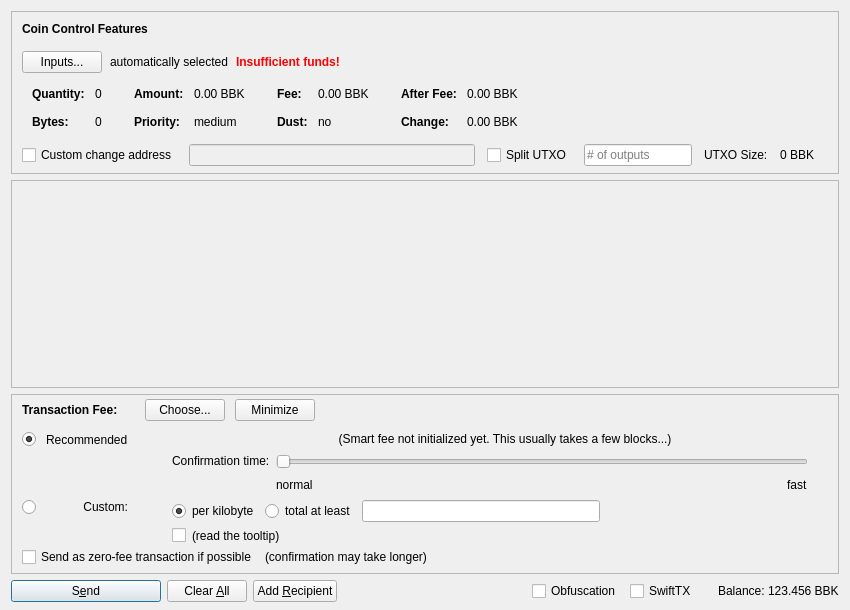
Qt form src/qt/forms/sendcoinsdialog.ui (BitBlocksProject/BitBlocks) before a commit.
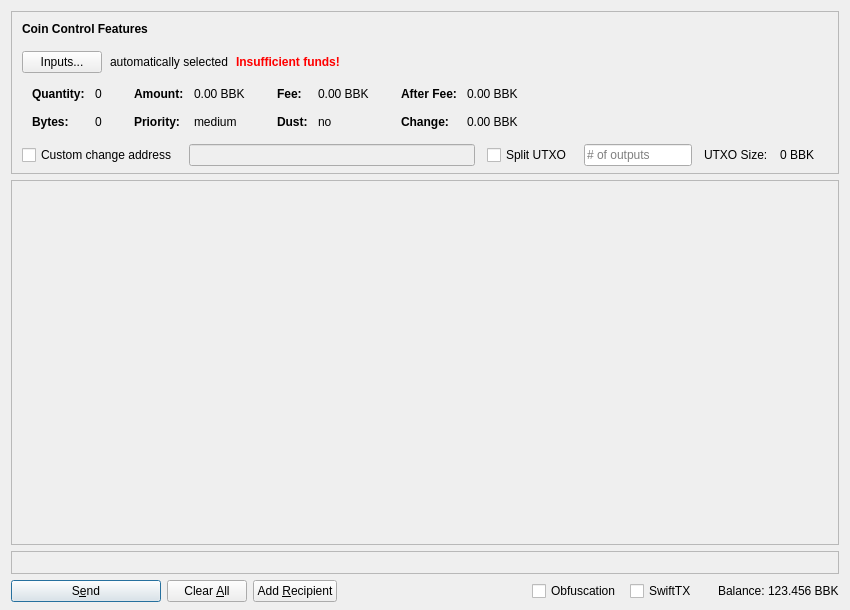
The same form after that commit. Icons and pictures are not drawn. Custom widgets are drawn as their Qt base class.

Commit message: Remove the GUI widget for fee in sendcoins

Patch:
```diff
--- a/src/qt/forms/sendcoinsdialog.ui
+++ b/src/qt/forms/sendcoinsdialog.ui
@@ -764,59 +764,6 @@
               </property>
              </spacer>
             </item>
-            <item>
-             <layout class="QHBoxLayout" name="horizontalLayoutSmartFee">
-              <property name="spacing">
-               <number>10</number>
-              </property>
-              <item>
-               <widget class="QLabel" name="labelFeeHeadline">
-                <property name="sizePolicy">
-                 <sizepolicy hsizetype="Preferred" vsizetype="Maximum">
-                  <horstretch>0</horstretch>
-                  <verstretch>0</verstretch>
-                 </sizepolicy>
-                </property>
-                <property name="font">
-                 <font>
-                  <weight>75</weight>
-                  <bold>true</bold>
-                 </font>
-                </property>
-                <property name="styleSheet">
-                 <string notr="true">font-weight:bold;</string>
-                </property>
-                <property name="text">
-                 <string>Transaction Fee:</string>
-                </property>
-               </widget>
-              </item>
-              <item>
-               <widget class="QLabel" name="labelFeeMinimized">
-                <property name="text">
-                 <string/>
-                </property>
-               </widget>
-              </item>
-              <item>
-               <widget class="QPushButton" name="buttonChooseFee">
-                <property name="text">
-                 <string>Choose...</string>
-                </property>
-               </widget>
-              </item>
-              <item>
-               <widget class="QPushButton" name="buttonMinimizeFee">
-                <property name="toolTip">
-                 <string>collapse fee-settings</string>
-                </property>
-                <property name="text">
-                 <string>Minimize</string>
-                </property>
-               </widget>
-              </item>
-             </layout>
-            </item>
             <item>
              <spacer name="verticalSpacer_5">
               <property name="orientation">
@@ -847,439 +794,7 @@
           </item>
          </layout>
         </item>
-        <item>
-         <widget class="QFrame" name="frameFeeSelection">
-          <layout class="QVBoxLayout" name="verticalLayoutFee12">
-           <property name="spacing">
-            <number>0</number>
-           </property>
-           <property name="leftMargin">
-            <number>0</number>
-           </property>
-           <property name="topMargin">
-            <number>0</number>
-           </property>
-           <property name="rightMargin">
-            <number>0</number>
-           </property>
-           <property name="bottomMargin">
-            <number>0</number>
-           </property>
-           <item>
-            <layout class="QGridLayout" name="gridLayoutFee">
-             <property name="topMargin">
-              <number>10</number>
-             </property>
-             <property name="bottomMargin">
-              <number>4</number>
-             </property>
-             <property name="horizontalSpacing">
-              <number>10</number>
-             </property>
-             <property name="verticalSpacing">
-              <number>4</number>
-             </property>
-             <item row="2" column="4">
-              <layout class="QVBoxLayout" name="verticalLayoutFee8">
-               <property name="spacing">
-                <number>6</number>
-               </property>
-               <item>
-                <layout class="QHBoxLayout" name="horizontalLayoutFee13">
-                 <item>
-                  <widget class="QRadioButton" name="radioCustomPerKilobyte">
-                   <property name="toolTip">
-                    <string>If the custom fee is set to 1000 uBBKs and the transaction is only 250 bytes, then &quot;per kilobyte&quot; only pays 250 uBBKs in fee,&lt;br /&gt;while &quot;at least&quot; pays 1000 uBBKs. For transactions bigger than a kilobyte both pay by kilobyte.</string>
-                   </property>
-                   <property name="text">
-                    <string>per kilobyte</string>
-                   </property>
-                   <property name="checked">
-                    <bool>true</bool>
-                   </property>
-                   <attribute name="buttonGroup">
-                    <string notr="true">groupCustomFee</string>
-                   </attribute>
-                  </widget>
-                 </item>
-                 <item>
-                  <widget class="QRadioButton" name="radioCustomAtLeast">
-                   <property name="toolTip">
-                    <string>If the custom fee is set to 1000 uBBKs and the transaction is only 250 bytes, then &quot;per kilobyte&quot; only pays 250 uBBKs in fee,&lt;br /&gt;while &quot;total at least&quot; pays 1000 uBBKs. For transactions bigger than a kilobyte both pay by kilobyte.</string>
-                   </property>
-                   <property name="text">
-                    <string>total at least</string>
-                   </property>
-                   <attribute name="buttonGroup">
-                    <string notr="true">groupCustomFee</string>
-                   </attribute>
-                  </widget>
-                 </item>
-                 <item>
-                  <widget class="BitcoinAmountField" name="customFee"/>
-                 </item>
-                 <item>
-                  <spacer name="horizontalSpacer_6">
-                   <property name="orientation">
-                    <enum>Qt::Horizontal</enum>
-                   </property>
-                   <property name="sizeHint" stdset="0">
-                    <size>
-                     <width>1</width>
-                     <height>1</height>
-                    </size>
-                   </property>
-                  </spacer>
-                 </item>
-                </layout>
-               </item>
-               <item>
-                <layout class="QHBoxLayout" name="horizontalLayoutFee8">
-                 <item>
-                  <widget class="QCheckBox" name="checkBoxMinimumFee">
-                   <property name="toolTip">
-                    <string>Paying only the minimum fee is just fine as long as there is less transaction volume than space in the blocks.&lt;br /&gt;But be aware that this can end up in a never confirming transaction once there is more demand for BitBlocks transactions than the network can process.</string>
-                   </property>
-                   <property name="text">
-                    <string/>
-                   </property>
-                  </widget>
-                 </item>
-                 <item>
-                  <widget class="QLabel" name="labelMinFeeWarning">
-                   <property name="enabled">
-                    <bool>true</bool>
-                   </property>
-                   <property name="toolTip">
-                    <string>Paying only the minimum fee is just fine as long as there is less transaction volume than space in the blocks.&lt;br /&gt;But be aware that this can end up in a never confirming transaction once there is more demand for BitBlocks transactions than the network can process.</string>
-                   </property>
-                   <property name="text">
-                    <string>(read the tooltip)</string>
-                   </property>
-                   <property name="margin">
-                    <number>5</number>
-                   </property>
-                  </widget>
-                 </item>
-                 <item>
-                  <spacer name="horizontalSpacer_2">
-                   <property name="orientation">
-                    <enum>Qt::Horizontal</enum>
-                   </property>
-                   <property name="sizeHint" stdset="0">
-                    <size>
-                     <width>1</width>
-                     <height>1</height>
-                    </size>
-                   </property>
-                  </spacer>
-                 </item>
-                </layout>
-               </item>
-              </layout>
-             </item>
-             <item row="1" column="0">
-              <layout class="QVBoxLayout" name="verticalLayoutFee4" stretch="1">
-               <item>
-                <spacer name="verticalSpacer_2">
-                 <property name="orientation">
-                  <enum>Qt::Vertical</enum>
-                 </property>
-                 <property name="sizeHint" stdset="0">
-                  <size>
-                   <width>1</width>
-                   <height>1</height>
-                  </size>
-                 </property>
-                </spacer>
-               </item>
-              </layout>
-             </item>
-             <item row="2" column="0">
-              <layout class="QVBoxLayout" name="verticalLayoutFee9" stretch="0,1">
-               <item>
-                <widget class="QRadioButton" name="radioCustomFee">
-                 <property name="text">
-                  <string/>
-                 </property>
-                 <attribute name="buttonGroup">
-                  <string notr="true">groupFee</string>
-                 </attribute>
-                </widget>
-               </item>
-               <item>
-                <spacer name="verticalSpacer_6">
-                 <property name="orientation">
-                  <enum>Qt::Vertical</enum>
-                 </property>
-                 <property name="sizeHint" stdset="0">
-                  <size>
-                   <width>1</width>
-                   <height>1</height>
-                  </size>
-                 </property>
-                </spacer>
-               </item>
-              </layout>
-             </item>
-             <item row="1" column="4">
-              <layout class="QVBoxLayout" name="verticalLayoutFee3" stretch="0,0,1">
-               <property name="spacing">
-                <number>6</number>
-               </property>
-               <property name="topMargin">
-                <number>2</number>
-               </property>
-               <item>
-                <layout class="QHBoxLayout" name="horizontalLayoutFee12">
-                 <item>
-                  <spacer name="horizontalSpacer_5">
-                   <property name="orientation">
-                    <enum>Qt::Horizontal</enum>
-                   </property>
-                   <property name="sizeHint" stdset="0">
-                    <size>
-                     <width>1</width>
-                     <height>1</height>
-                    </size>
-                   </property>
-                  </spacer>
-                 </item>
-                </layout>
-               </item>
-               <item>
-                <layout class="QHBoxLayout" name="horizontalLayoutFee9">
-                 <item>
-                  <layout class="QVBoxLayout" name="verticalLayoutFee6">
-                   <item>
-                    <widget class="QLabel" name="labelSmartFee3">
-                     <property name="text">
-                      <string>Confirmation time:</string>
-                     </property>
-                     <property name="margin">
-                      <number>2</number>
-                     </property>
-                    </widget>
-                   </item>
-                   <item>
-                    <spacer name="verticalSpacer_3">
-                     <property name="orientation">
-                      <enum>Qt::Vertical</enum>
-                     </property>
-                     <property name="sizeHint" stdset="0">
-                      <size>
-                       <width>1</width>
-                       <height>1</height>
-                      </size>
-                     </property>
-                    </spacer>
-                   </item>
-                  </layout>
-                 </item>
-                 <item>
-                  <layout class="QVBoxLayout" name="verticalLayoutFee5">
-                   <property name="rightMargin">
-                    <number>30</number>
-                   </property>
-                   <item>
-                    <widget class="QSlider" name="sliderSmartFee">
-                     <property name="minimum">
-                      <number>0</number>
-                     </property>
-                     <property name="maximum">
-                      <number>24</number>
-                     </property>
-                     <property name="pageStep">
-                      <number>1</number>
-                     </property>
-                     <property name="value">
-                      <number>0</number>
-                     </property>
-                     <property name="orientation">
-                      <enum>Qt::Horizontal</enum>
-                     </property>
-                     <property name="invertedAppearance">
-                      <bool>false</bool>
-                     </property>
-                     <property name="invertedControls">
-                      <bool>false</bool>
-                     </property>
-                     <property name="tickPosition">
-                      <enum>QSlider::NoTicks</enum>
-                     </property>
-                    </widget>
-                   </item>
-                   <item>
-                    <layout class="QHBoxLayout" name="horizontalLayoutFee10">
-                     <item>
-                      <widget class="QLabel" name="labelSmartFeeNormal">
-                       <property name="text">
-                        <string>normal</string>
-                       </property>
-                      </widget>
-                     </item>
-                     <item>
-                      <spacer name="horizontalSpacer_3">
-                       <property name="orientation">
-                        <enum>Qt::Horizontal</enum>
-                       </property>
-                       <property name="sizeHint" stdset="0">
-                        <size>
-                         <width>40</width>
-                         <height>20</height>
-                        </size>
-                       </property>
-                      </spacer>
-                     </item>
-                     <item>
-                      <widget class="QLabel" name="labelSmartFeeFast">
-                       <property name="text">
-                        <string>fast</string>
-                       </property>
-                      </widget>
-                     </item>
-                    </layout>
-                   </item>
-                  </layout>
-                 </item>
-                </layout>
-               </item>
-               <item>
-                <spacer name="verticalSpacer_4">
-                 <property name="orientation">
-                  <enum>Qt::Vertical</enum>
-                 </property>
-                 <property name="sizeHint" stdset="0">
-                  <size>
-                   <width>1</width>
-                   <height>1</height>
-                  </size>
-                 </property>
-                </spacer>
-               </item>
-              </layout>
-             </item>
-             <item row="0" column="1">
-              <widget class="QLabel" name="labelSmartFee_2">
-               <property name="text">
-                <string>Recommended</string>
-               </property>
-              </widget>
-             </item>
-             <item row="0" column="0">
-              <widget class="QRadioButton" name="radioSmartFee">
-               <property name="text">
-                <string/>
-               </property>
-               <property name="checked">
-                <bool>true</bool>
-               </property>
-               <attribute name="buttonGroup">
-                <string notr="true">groupFee</string>
-               </attribute>
-              </widget>
-             </item>
-             <item row="2" column="1">
-              <widget class="QLabel" name="labelCustomFee">
-               <property name="text">
-                <string>Custom:</string>
-               </property>
-               <property name="alignment">
-                <set>Qt::AlignRight|Qt::AlignTop|Qt::AlignTrailing</set>
-               </property>
-              </widget>
-             </item>
-             <item row="0" column="2">
-              <widget class="QLabel" name="labelSmartFee">
-               <property name="text">
-                <string/>
-               </property>
-               <property name="margin">
-                <number>2</number>
-               </property>
-              </widget>
-             </item>
-             <item row="0" column="3">
-              <widget class="QLabel" name="labelFeeEstimation">
-               <property name="text">
-                <string/>
-               </property>
-              </widget>
-             </item>
-             <item row="0" column="4">
-              <widget class="QLabel" name="labelSmartFee2">
-               <property name="text">
-                <string>(Smart fee not initialized yet. This usually takes a few blocks...)</string>
-               </property>
-               <property name="alignment">
-                <set>Qt::AlignHCenter</set>
-               </property>
-               <property name="wordWrap">
-                <bool>true</bool>
-               </property>
-               <property name="margin">
-                <number>2</number>
-               </property>
-              </widget>
-             </item>
-            </layout>
-           </item>
-           <item>
-            <layout class="QHBoxLayout" name="horizontalLayoutFee5" stretch="0,0,0">
-             <property name="spacing">
-              <number>8</number>
-             </property>
-             <property name="bottomMargin">
-              <number>4</number>
-             </property>
-             <item>
-              <widget class="QCheckBox" name="checkBoxFreeTx">
-               <property name="text">
-                <string>Send as zero-fee transaction if possible</string>
-               </property>
-              </widget>
-             </item>
-             <item>
-              <widget class="QLabel" name="labelFreeTx">
-               <property name="text">
-                <string>(confirmation may take longer)</string>
-               </property>
-               <property name="margin">
-                <number>5</number>
-               </property>
-              </widget>
-             </item>
-             <item>
-              <spacer name="horizontalSpacerFee5">
-               <property name="orientation">
-                <enum>Qt::Horizontal</enum>
-               </property>
-               <property name="sizeHint" stdset="0">
-                <size>
-                 <width>1</width>
-                 <height>1</height>
-                </size>
-               </property>
-              </spacer>
-             </item>
-            </layout>
-           </item>
-           <item>
-            <spacer name="verticalSpacerFee2">
-             <property name="orientation">
-              <enum>Qt::Vertical</enum>
-             </property>
-             <property name="sizeHint" stdset="0">
-              <size>
-               <width>1</width>
-               <height>1</height>
-              </size>
-             </property>
-            </spacer>
-           </item>
-          </layout>
-         </widget>
-        </item>
+
         <item>
          <spacer name="verticalSpacerFee">
           <property name="orientation">
```
The commit also changes 2 other files.
